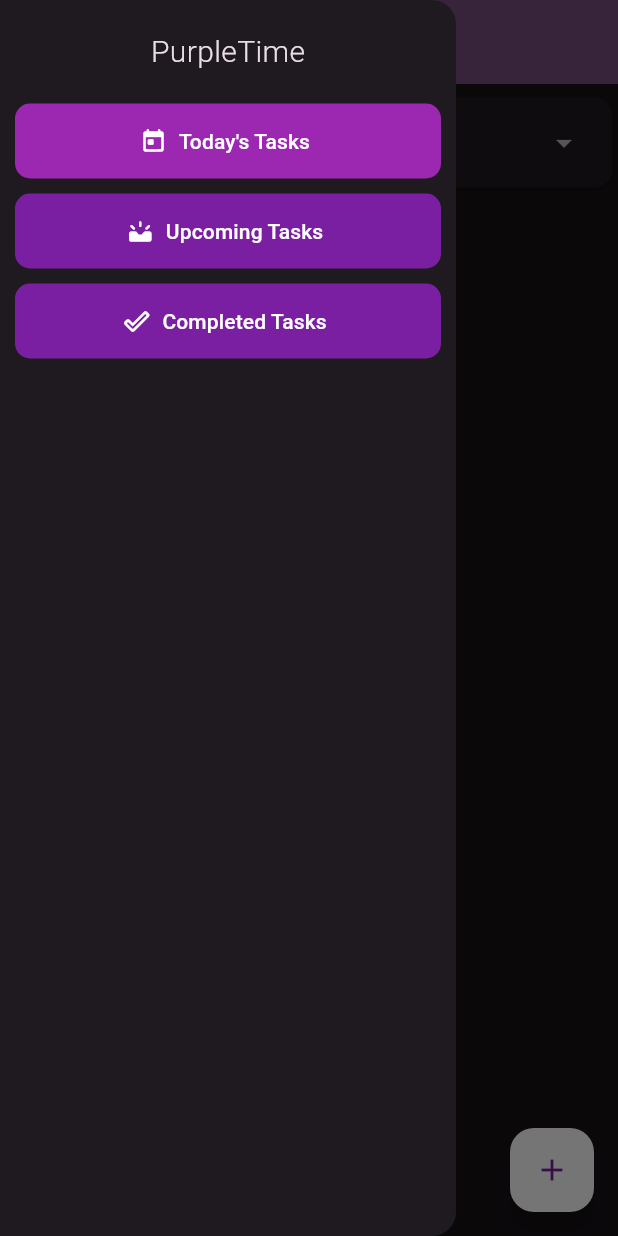
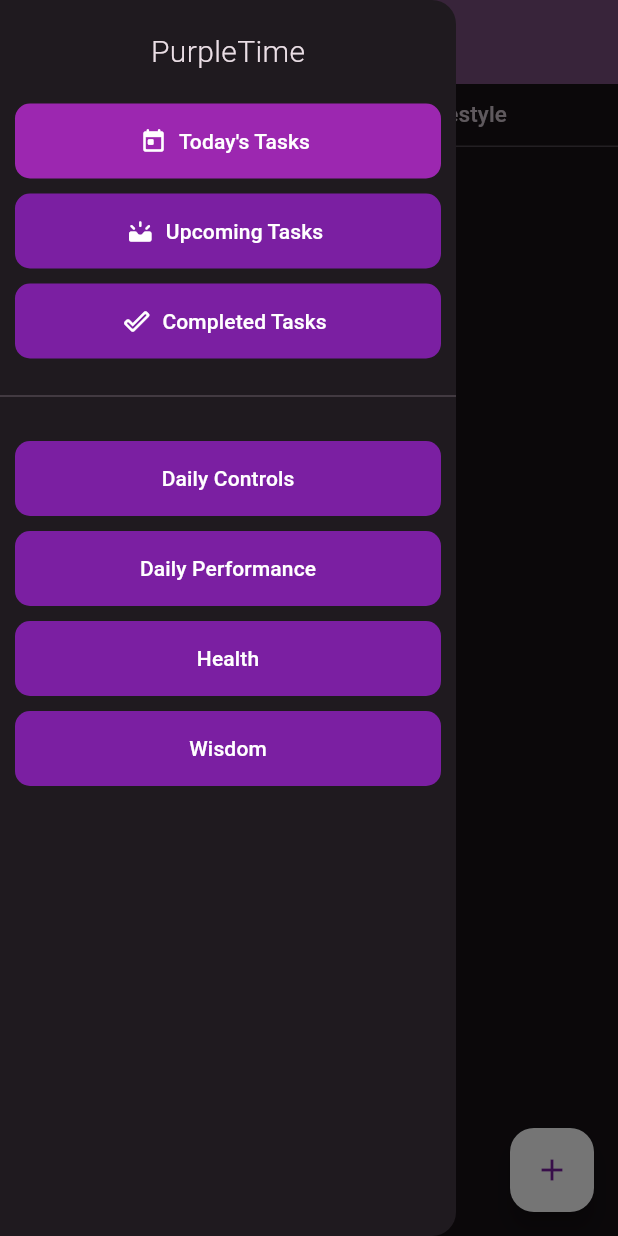
Before and after one commit to sdrhmn/purple, a Flutter app: the screen it shows after launch, with the side drawer open, on a phone screen of 412 x 824 dp. Run offline on Flutter 3.47's test engine with Material 3 defaults, Android fonts, the phone set to English and light mode, and no system bars; our stand-ins replace flutter_local_notifications, flutter_riverpod, objectbox, styled_widget, timezone; generated files the repository leaves out were written again.

Commit message:
tabs, controls

```diff
--- a/lib/main.dart
+++ b/lib/main.dart
@@ -6,9 +6,9 @@ import 'package:timely/app_startup_provider.dart';
 import 'package:timely/app_theme.dart';
 import 'package:timely/common/splash.dart';
 import 'package:timely/modules/notifs/notif_service.dart';
-import 'package:timely/modules/tasks/ui/task_screens/completed_task_screen.dart';
-import 'package:timely/modules/tasks/ui/task_screens/todays_task_screen.dart';
-import 'package:timely/modules/tasks/ui/task_screens/upcoming_task_screen.dart';
+import 'package:timely/modules/tasks/ui/screens/completed_task_screen.dart';
+import 'package:timely/modules/tasks/ui/screens/todays_tasks_and_lifestyle_screen.dart';
+import 'package:timely/modules/tasks/ui/screens/upcoming_task_screen.dart';
 import 'package:timezone/data/latest.dart' as tz;
 
 // ------ Firebase --------
@@ -63,7 +63,7 @@ class _MyHomePageState extends ConsumerState<PurpleTimeHomePage> {
   @override
   Widget build(BuildContext context) {
     List pages = [
-      const TodaysTaskScreen(),
+      const TodaysScreen(),
       const UpcomingTaskScreen(),
       const CompletedTaskScreen(),
     ];
@@ -149,6 +149,36 @@ class _MyHomePageState extends ConsumerState<PurpleTimeHomePage> {
                     label: const Text("Completed Tasks"),
                   ),
                 ).padding(horizontal: 10),
+                const Divider(
+                  height: 50,
+                ),
+                ...List.generate(4, (index) {
+                  List<String> controls =
+                      'Daily Controls.Daily Performance.Health.Wisdom'
+                          .split(".");
+                  return SizedBox(
+                    height: 50,
+                    child: TextButton(
+                      style: ButtonStyle(
+                        shape: WidgetStatePropertyAll(RoundedRectangleBorder(
+                            borderRadius: BorderRadius.circular(10))),
+                        backgroundColor: WidgetStatePropertyAll(
+                            pageIndex == (3 + index)
+                                ? Colors.purple[500]
+                                : Colors.purple[700]),
+                        foregroundColor:
+                            const WidgetStatePropertyAll(Colors.white),
+                      ),
+                      onPressed: () {
+                        Navigator.of(context).pop();
+                        setState(() {
+                          pageIndex = 3 + index;
+                        });
+                      },
+                      child: Text(controls[index]),
+                    ),
+                  ).padding(horizontal: 10, vertical: 5);
+                }),
               ],
             ),
           ),
--- /dev/null
+++ b/lib/modules/tasks/ui/screens/todays_tasks_and_lifestyle_screen.dart
@@ -0,0 +1,42 @@
+import 'package:flutter/material.dart';
+import 'package:flutter_riverpod/flutter_riverpod.dart';
+import 'package:styled_widget/styled_widget.dart';
+import 'package:timely/modules/tasks/ui/tabs/tabs.dart';
+
+class TodaysScreen extends ConsumerStatefulWidget {
+  const TodaysScreen({super.key});
+
+  @override
+  ConsumerState<ConsumerStatefulWidget> createState() => _TaskScreenState();
+}
+
+class _TaskScreenState extends ConsumerState<TodaysScreen> {
+  @override
+  Widget build(BuildContext context) {
+    return DefaultTabController(
+      length: 2,
+      child: Column(
+        children: [
+          TabBar(tabs: [
+            SizedBox(
+                height: 40,
+                child: Center(child: const Text("Tasks").fontSize(15))),
+            SizedBox(
+                height: 40,
+                child: Center(child: const Text("Lifestyle").fontSize(15))),
+          ]),
+          const SizedBox(
+            height: 7,
+          ),
+          // ignore: prefer_const_constructors
+          TabBarView(
+            children: const [
+              TaskTab(),
+              LifestyleTab(),
+            ],
+          ).expanded(),
+        ],
+      ),
+    );
+  }
+}
--- /dev/null
+++ b/lib/modules/tasks/ui/tabs/tabs.dart
@@ -0,0 +1,2 @@
+export 'package:timely/modules/tasks/ui/tabs/task_tab.dart';
+export 'package:timely/modules/tasks/ui/tabs/lifestyle_tab.dart';
--- /dev/null
+++ b/lib/modules/tasks/ui/tabs/task_tab.dart
@@ -0,0 +1,137 @@
+import 'package:flutter/material.dart';
+import 'package:flutter_riverpod/flutter_riverpod.dart';
+import 'package:styled_widget/styled_widget.dart';
+import 'package:timely/modules/notifs/notif_service.dart';
+import 'package:timely/modules/tasks/ui/task_form_screen.dart';
+import 'package:timely/modules/tasks/models/task_model.dart';
+import 'package:timely/modules/tasks/data/task_repository.dart';
+import 'package:timely/modules/tasks/data/task_providers/todays_tasks_provider.dart';
+
+import '../../components/task_tile.dart';
+
+class TaskTab extends ConsumerStatefulWidget {
+  const TaskTab({super.key});
+
+  @override
+  ConsumerState<ConsumerStatefulWidget> createState() => _TaskTabState();
+}
+
+class _TaskTabState extends ConsumerState<TaskTab> {
+  String filter = "all";
+  @override
+  Widget build(BuildContext context) {
+    final providerOfTasks = ref.watch(todaysTasksProvider);
+
+    return Scaffold(
+      body: providerOfTasks.when(
+        data: (List<Task> tasks) {
+          List<Task> filteredTasks = tasks
+              .where((task) => filter != "all" ? task.type == filter : true)
+              .toList();
+          return RefreshIndicator(
+            onRefresh: () {
+              return Future.delayed(Duration.zero, () {
+                ref.invalidate(todaysTasksProvider);
+              });
+            },
+            child: ListView.separated(
+              separatorBuilder: (context, index) => const SizedBox(height: 10),
+              itemBuilder: (context, index) {
+                if (index + 1 == filteredTasks.length + 1) {
+                  return const SizedBox(height: 70);
+                } else {
+                  return TaskTile(
+                    task: filteredTasks[index],
+                    onDismissed:
+                        (DismissDirection direction, Task dismissedTask) {
+                      Task task = filteredTasks[index];
+                      tasks.remove(task);
+
+                      setState(
+                        () {
+                          if (direction == DismissDirection.startToEnd) {
+                            ref
+                                .read(taskRepositoryProvider.notifier)
+                                .deleteTask(task);
+                            if (task.repeatRule == null) {
+                              NotifService().cancelNotif(task.id);
+                              NotifService().cancelReminders(task.reminders);
+                            } else {
+                              NotifService().cancelRepeatTaskNotifs(task);
+                            }
+
+                            ScaffoldMessenger.of(context).showSnackBar(SnackBar(
+                                content: Text(
+                                    "Notifications and reminders cancelled for ${filteredTasks[index].activity}")));
+                          } else {
+                            filteredTasks[index].isComplete =
+                                !filteredTasks[index].isComplete;
+                            filteredTasks[index].completedAt =
+                                filteredTasks[index].isComplete
+                                    ? DateTime.now()
+                                    : null;
+
+                            if (filteredTasks[index].isComplete) {
+                              if (filteredTasks[index].repeatRule == null) {
+                                NotifService()
+                                    .cancelNotif(filteredTasks[index].id);
+                                NotifService().cancelReminders(
+                                    filteredTasks[index].reminders);
+                              } else {
+                                NotifService().cancelRepeatTaskNotifs(
+                                    filteredTasks[index]);
+                              }
+                            }
+
+                            ref
+                                .read(taskRepositoryProvider.notifier)
+                                .completeTask(filteredTasks[index]);
+
+                            if (dismissedTask.nextActivity != null) {
+                              ref
+                                  .read(taskRepositoryProvider.notifier)
+                                  .writeTask(dismissedTask
+                                    ..id = null
+                                    ..isComplete = false
+                                    ..date = dismissedTask.repeatRule != null
+                                        ? dismissedTask.repeatRule!
+                                            .getNextOccurrenceDateTime(
+                                            st: DateTime.now(),
+                                          )
+                                        : dismissedTask.date);
+                            }
+                          }
+                        },
+                      );
+                    },
+                  ).padding(horizontal: 10);
+                }
+              },
+              itemCount: filteredTasks.length + 1,
+            ),
+          );
+        },
+        error: (_, __) {
+          return const Text("Error");
+        },
+        loading: () => const Center(
+          child: CircularProgressIndicator(),
+        ),
+      ),
+      floatingActionButton: FloatingActionButton(
+        backgroundColor: Colors.white,
+        onPressed: () => Navigator.of(context).push(
+          MaterialPageRoute(
+            builder: (context) => Scaffold(
+              appBar: AppBar(
+                title: const Text("Create Task"),
+              ),
+              body: const TaskFormScreen(),
+            ),
+          ),
+        ),
+        child: Icon(Icons.add, color: Colors.purple[700]),
+      ),
+    );
+  }
+}
--- a/lib/modules/tasks/ui/task_screens/todays_task_screen.dart
+++ /dev/null
@@ -1,193 +0,0 @@
-import 'package:flutter/material.dart';
-import 'package:flutter_riverpod/flutter_riverpod.dart';
-import 'package:styled_widget/styled_widget.dart';
-import 'package:timely/modules/notifs/notif_service.dart';
-import 'package:timely/modules/tasks/tokens.dart';
-import 'package:timely/modules/tasks/ui/task_form_screen.dart';
-import 'package:timely/modules/tasks/models/task_model.dart';
-import 'package:timely/modules/tasks/data/task_repository.dart';
-import 'package:timely/modules/tasks/data/task_providers/todays_tasks_provider.dart';
-
-import '../../components/task_tile.dart';
-
-class TodaysTaskScreen extends ConsumerStatefulWidget {
-  const TodaysTaskScreen({super.key});
-
-  @override
-  ConsumerState<ConsumerStatefulWidget> createState() => _TaskScreenState();
-}
-
-class _TaskScreenState extends ConsumerState<TodaysTaskScreen> {
-  String filter = "all";
-  late PageController _pageViewController;
-
-  @override
-  void initState() {
-    super.initState();
-    _pageViewController = PageController();
-  }
-
-  @override
-  void dispose() {
-    super.dispose();
-    _pageViewController.dispose();
-  }
-
-  @override
-  Widget build(BuildContext context) {
-    final providerOfTasks = ref.watch(todaysTasksProvider);
-
-    return Column(
-      children: [
-        const SizedBox(
-          height: 5,
-        ),
-        Row(
-          mainAxisAlignment: MainAxisAlignment.spaceBetween,
-          children: [
-            const Text("Readiness"),
-            DropdownButton(
-                borderRadius: BorderRadius.circular(5),
-                underline: Container(),
-                value: filter,
-                items: [
-                  for (int i in Iterable.generate(filters.length))
-                    DropdownMenuItem(
-                        value: filters.keys.toList()[i],
-                        child: Text(
-                          filters.values.toList()[i],
-                        ).padding(all: 5))
-                ],
-                onChanged: (flt) {
-                  setState(() {
-                    filter = flt!;
-                  });
-                })
-          ],
-        ).padding(horizontal: 20).height(60).card(),
-        const SizedBox(
-          height: 7,
-        ),
-        Expanded(
-          child: Scaffold(
-            body: providerOfTasks.when(
-              data: (List<Task> tasks) {
-                List<Task> filteredTasks = tasks
-                    .where(
-                        (task) => filter != "all" ? task.type == filter : true)
-                    .toList();
-                return RefreshIndicator(
-                  onRefresh: () {
-                    return Future.delayed(Duration.zero, () {
-                      ref.invalidate(todaysTasksProvider);
-                    });
-                  },
-                  child: ListView.separated(
-                    separatorBuilder: (context, index) =>
-                        const SizedBox(height: 10),
-                    itemBuilder: (context, index) {
-                      if (index + 1 == filteredTasks.length + 1) {
-                        return const SizedBox(height: 70);
-                      } else {
-                        return TaskTile(
-                          task: filteredTasks[index],
-                          onDismissed:
-                              (DismissDirection direction, Task dismissedTask) {
-                            Task task = filteredTasks[index];
-                            tasks.remove(task);
-
-                            setState(
-                              () {
-                                if (direction == DismissDirection.startToEnd) {
-                                  ref
-                                      .read(taskRepositoryProvider.notifier)
-                                      .deleteTask(task);
-                                  if (task.repeatRule == null) {
-                                    NotifService().cancelNotif(task.id);
-                                    NotifService()
-                                        .cancelReminders(task.reminders);
-                                  } else {
-                                    NotifService().cancelRepeatTaskNotifs(task);
-                                  }
-
-                                  ScaffoldMessenger.of(context).showSnackBar(
-                                      SnackBar(
-                                          content: Text(
-                                              "Notifications and reminders cancelled for ${filteredTasks[index].activity}")));
-                                } else {
-                                  filteredTasks[index].isComplete =
-                                      !filteredTasks[index].isComplete;
-                                  filteredTasks[index].completedAt =
-                                      filteredTasks[index].isComplete
-                                          ? DateTime.now()
-                                          : null;
-
-                                  if (filteredTasks[index].isComplete) {
-                                    if (filteredTasks[index].repeatRule ==
-                                        null) {
-                                      NotifService()
-                                          .cancelNotif(filteredTasks[index].id);
-                                      NotifService().cancelReminders(
-                                          filteredTasks[index].reminders);
-                                    } else {
-                                      NotifService().cancelRepeatTaskNotifs(
-                                          filteredTasks[index]);
-                                    }
-                                  }
-
-                                  ref
-                                      .read(taskRepositoryProvider.notifier)
-                                      .completeTask(filteredTasks[index]);
-
-                                  if (dismissedTask.nextActivity != null) {
-                                    ref
-                                        .read(taskRepositoryProvider.notifier)
-                                        .writeTask(dismissedTask
-                                          ..id = null
-                                          ..isComplete = false
-                                          ..date = dismissedTask.repeatRule !=
-                                                  null
-                                              ? dismissedTask.repeatRule!
-                                                  .getNextOccurrenceDateTime(
-                                                  st: DateTime.now(),
-                                                )
-                                              : dismissedTask.date);
-                                  }
-                                }
-                              },
-                            );
-                          },
-                        ).padding(horizontal: 10);
-                      }
-                    },
-                    itemCount: filteredTasks.length + 1,
-                  ),
-                );
-              },
-              error: (_, __) {
-                return const Text("Error");
-              },
-              loading: () => const Center(
-                child: CircularProgressIndicator(),
-              ),
-            ),
-            floatingActionButton: FloatingActionButton(
-              backgroundColor: Colors.white,
-              onPressed: () => Navigator.of(context).push(
-                MaterialPageRoute(
-                  builder: (context) => Scaffold(
-                    appBar: AppBar(
-                      title: const Text("Create Task"),
-                    ),
-                    body: const TaskFormScreen(),
-                  ),
-                ),
-              ),
-              child: Icon(Icons.add, color: Colors.purple[700]),
-            ),
-          ),
-        ),
-      ],
-    );
-  }
-}
```
Also changed, not shown: lib/modules/tasks/ui/tabs/lifestyle_tab.dart (added, +22 -0 lines), lib/modules/tasks/ui/screens/completed_task_screen.dart (renamed from lib/modules/tasks/ui/task_screens/completed_task_screen.dart), lib/modules/tasks/ui/screens/upcoming_task_screen.dart (renamed from lib/modules/tasks/ui/task_screens/upcoming_task_screen.dart).
